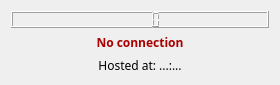
Old version of the form AVR_Emulator/mainwindow.ui in the repository fullmetal-a/avr.
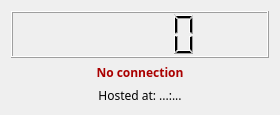
New version of the form.

Diff of the .ui file:
```diff
--- a/AVR_Emulator/mainwindow.ui
+++ b/AVR_Emulator/mainwindow.ui
@@ -7,19 +7,19 @@
     <x>0</x>
     <y>0</y>
     <width>280</width>
-    <height>85</height>
+    <height>115</height>
    </rect>
   </property>
   <property name="sizePolicy">
    <sizepolicy hsizetype="Fixed" vsizetype="Fixed">
-    <horstretch>0</horstretch>
+    <horstretch>1</horstretch>
     <verstretch>0</verstretch>
    </sizepolicy>
   </property>
   <property name="minimumSize">
    <size>
     <width>280</width>
-    <height>85</height>
+    <height>115</height>
    </size>
   </property>
   <property name="maximumSize">
@@ -40,6 +40,12 @@
    <layout class="QGridLayout" name="gridLayout">
     <item row="1" column="0" colspan="2">
      <widget class="QLabel" name="connectionState">
+      <property name="sizePolicy">
+       <sizepolicy hsizetype="Preferred" vsizetype="Fixed">
+        <horstretch>0</horstretch>
+        <verstretch>0</verstretch>
+       </sizepolicy>
+      </property>
       <property name="font">
        <font>
         <family>Sans Serif</family>
@@ -55,6 +61,12 @@
     </item>
     <item row="2" column="0" colspan="2">
      <widget class="QLabel" name="hostInfo">
+      <property name="sizePolicy">
+       <sizepolicy hsizetype="Preferred" vsizetype="Fixed">
+        <horstretch>0</horstretch>
+        <verstretch>0</verstretch>
+       </sizepolicy>
+      </property>
       <property name="text">
        <string>Hosted at: ...:...</string>
       </property>
```
Left out of the diff: 6 changed lines with no effect on the pictures.
